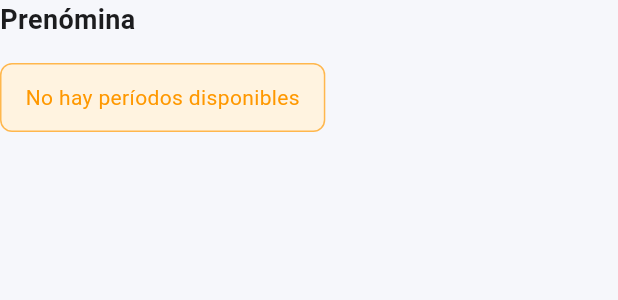
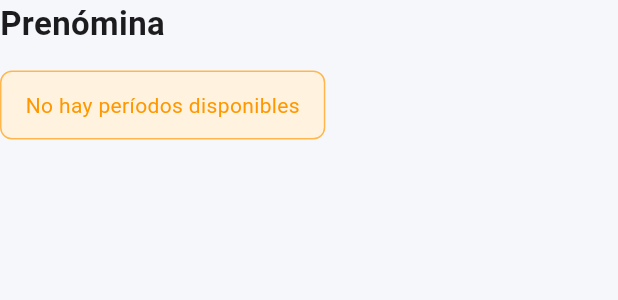
Before and after one commit to BatiBicho/dysch_mobile, a Flutter app: the PrenominaSection widget shown alone on an empty page, opened directly, on a phone screen of 412 x 824 dp. Shown: the top 300 px of the screen. Run offline on Flutter 3.47's test engine with Material 3 defaults, Android fonts, the phone set to English and light mode, and no system bars; our stand-ins replace device_info_plus, dio, file_picker, firebase_core, firebase_messaging, flutter_bloc and 9 more; missing offline and left inert: mobile_scanner; accounts and stored records are empty; network calls fail.

Commit message:
HOTFIX: Correcciones visuales menores en la pantalla de nómina.

```diff
--- a/lib/presentation/screens/payroll/widgets/prenomina/prenomina_section.dart
+++ b/lib/presentation/screens/payroll/widgets/prenomina/prenomina_section.dart
@@ -156,7 +156,7 @@ class _PrenominaSectionState extends State<PrenominaSection> {
       children: [
         const Text(
           'Prenómina',
-          style: TextStyle(fontSize: 18, fontWeight: FontWeight.bold),
+          style: TextStyle(fontSize: 22, fontWeight: FontWeight.bold),
         ),
         const SizedBox(height: 16),
         PeriodDropdownSelector(
```
